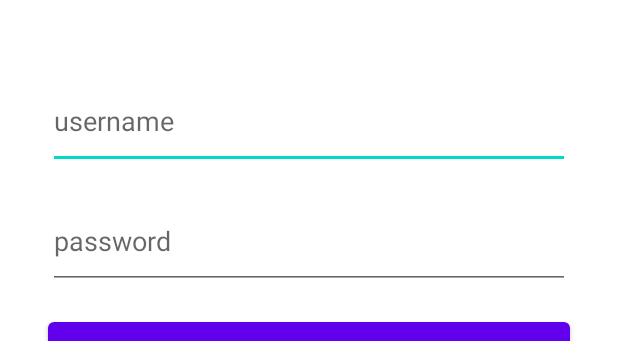
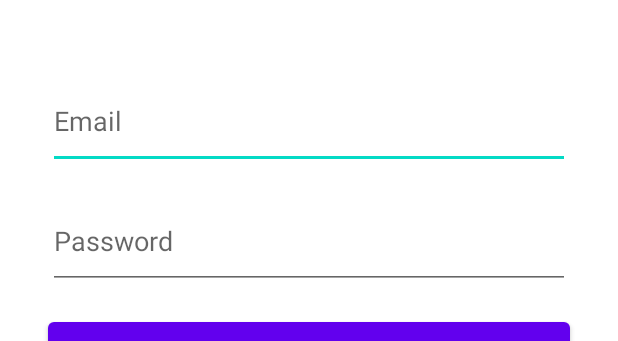
Before and after one commit to omerbircan/ecampus, an Android app: the layout activity_main.xml on its own in the app's theme, with its tools: preview values and no code run, on a phone screen of 412 x 824 dp. Shown: the part 377-718 px from the top of the screen. Run offline under Robolectric (Android 15) with nearby library versions, the phone set to English and light mode, and no system bars.

Commit message:
update-2

```diff
--- a/app/build.gradle
+++ b/app/build.gradle
@@ -52,5 +52,6 @@ dependencies {
     implementation 'com.google.firebase:firebase-messaging-ktx'
     implementation 'com.google.firebase:firebase-firestore-ktx'
     implementation 'com.google.firebase:firebase-auth-ktx'
+    implementation 'com.google.firebase:firebase-database-ktx'
 
 }
--- a/app/src/main/AndroidManifest.xml
+++ b/app/src/main/AndroidManifest.xml
@@ -13,21 +13,21 @@
         android:theme="@style/Theme.Ecampus"
         tools:targetApi="31">
         <activity
-            android:name=".SigninPassword"
+            android:name=".SignupPassword"
             android:exported="false">
             <meta-data
                 android:name="android.app.lib_name"
                 android:value="" />
         </activity>
         <activity
-            android:name=".SigninUsername"
+            android:name=".SignupUsername"
             android:exported="false">
             <meta-data
                 android:name="android.app.lib_name"
                 android:value="" />
         </activity>
         <activity
-            android:name=".SigninMail"
+            android:name=".SignupMail"
             android:exported="false">
             <meta-data
                 android:name="android.app.lib_name"
--- a/app/src/main/java/com/omerbircan/ecampus/SigninMail.kt
+++ b/app/src/main/java/com/omerbircan/ecampus/SignupUsername.kt
@@ -3,9 +3,9 @@ package com.omerbircan.ecampus
 import androidx.appcompat.app.AppCompatActivity
 import android.os.Bundle
 
-class SigninMail : AppCompatActivity() {
+class SignupUsername : AppCompatActivity() {
     override fun onCreate(savedInstanceState: Bundle?) {
         super.onCreate(savedInstanceState)
-        setContentView(R.layout.activity_signin_mail)
+        setContentView(R.layout.activity_signup_username)
     }
 }
--- a/app/src/main/res/layout/activity_main.xml
+++ b/app/src/main/res/layout/activity_main.xml
@@ -7,64 +7,16 @@
     android:visibility="visible"
     tools:context=".MainActivity">
 
-    <androidx.constraintlayout.widget.Barrier
-        android:id="@+id/barrier2"
-        android:layout_width="wrap_content"
-        android:layout_height="wrap_content"
-        app:barrierDirection="left"
-        tools:layout_editor_absoluteX="411dp" />
-
-    <androidx.constraintlayout.widget.Barrier
-        android:id="@+id/barrier3"
-        android:layout_width="wrap_content"
-        android:layout_height="wrap_content"
-        app:barrierDirection="left"
-        tools:layout_editor_absoluteX="411dp" />
-
-    <androidx.constraintlayout.widget.Barrier
-        android:id="@+id/barrier4"
-        android:layout_width="wrap_content"
-        android:layout_height="wrap_content"
-        app:barrierDirection="left"
-        tools:layout_editor_absoluteX="411dp" />
-
-    <androidx.constraintlayout.widget.Barrier
-        android:id="@+id/barrier5"
-        android:layout_width="wrap_content"
-        android:layout_height="wrap_content"
-        app:barrierDirection="left"
-        tools:layout_editor_absoluteX="411dp" />
-
-    <androidx.constraintlayout.widget.Barrier
-        android:id="@+id/barrier6"
-        android:layout_width="wrap_content"
-        android:layout_height="wrap_content"
-        app:barrierDirection="left"
-        tools:layout_editor_absoluteX="60dp" />
-
-    <androidx.constraintlayout.widget.Barrier
-        android:id="@+id/barrier7"
-        android:layout_width="wrap_content"
-        android:layout_height="wrap_content"
-        app:barrierDirection="left"
-        tools:layout_editor_absoluteX="360dp" />
-
-    <androidx.constraintlayout.widget.Barrier
-        android:id="@+id/barrier8"
-        android:layout_width="wrap_content"
-        android:layout_height="wrap_content"
-        app:barrierDirection="left"
-        tools:layout_editor_absoluteX="360dp" />
 
     <EditText
-        android:id="@+id/username"
+        android:id="@+id/email"
         android:layout_width="0dp"
         android:layout_height="64dp"
         android:layout_marginStart="32dp"
         android:layout_marginEnd="32dp"
         android:layout_marginBottom="16dp"
         android:ems="10"
-        android:hint="username"
+        android:hint="Email"
         android:inputType="textPersonName"
         app:layout_constraintBottom_toTopOf="@+id/password"
         app:layout_constraintEnd_toEndOf="parent"
@@ -78,7 +30,7 @@
         android:layout_marginStart="32dp"
         android:layout_marginEnd="32dp"
         android:ems="10"
-        android:hint="password"
+        android:hint="Password"
         android:inputType="textPassword"
         app:layout_constraintBottom_toBottomOf="parent"
         app:layout_constraintEnd_toEndOf="parent"
--- a/app/src/main/res/layout/activity_signin_password.xml
+++ b/app/src/main/res/layout/activity_signup_username.xml
@@ -4,6 +4,6 @@
     xmlns:tools="http://schemas.android.com/tools"
     android:layout_width="match_parent"
     android:layout_height="match_parent"
-    tools:context=".SigninPassword">
+    tools:context=".SignupUsername">
 
 </androidx.constraintlayout.widget.ConstraintLayout>
```
Also changed, not shown: app/src/main/java/com/omerbircan/ecampus/MainActivity.kt (+26 -3 lines), app/src/main/java/com/omerbircan/ecampus/SigninPassword.kt (deleted, +0 -11 lines), app/src/main/java/com/omerbircan/ecampus/SigninUsername.kt (deleted, +0 -11 lines), app/src/main/java/com/omerbircan/ecampus/SignupMail.kt (added, +49 -0 lines), app/src/main/java/com/omerbircan/ecampus/SignupPassword.kt (added, +26 -0 lines), app/src/main/res/layout/activity_home_page.xml (+12 -0 lines), app/src/main/res/layout/activity_signin_mail.xml (deleted, +0 -9 lines), app/src/main/res/layout/activity_signin_username.xml (deleted, +0 -9 lines), app/src/main/res/layout/activity_signup_mail.xml (added, +40 -0 lines), app/src/main/res/layout/activity_signup_password.xml (added, +54 -0 lines).
